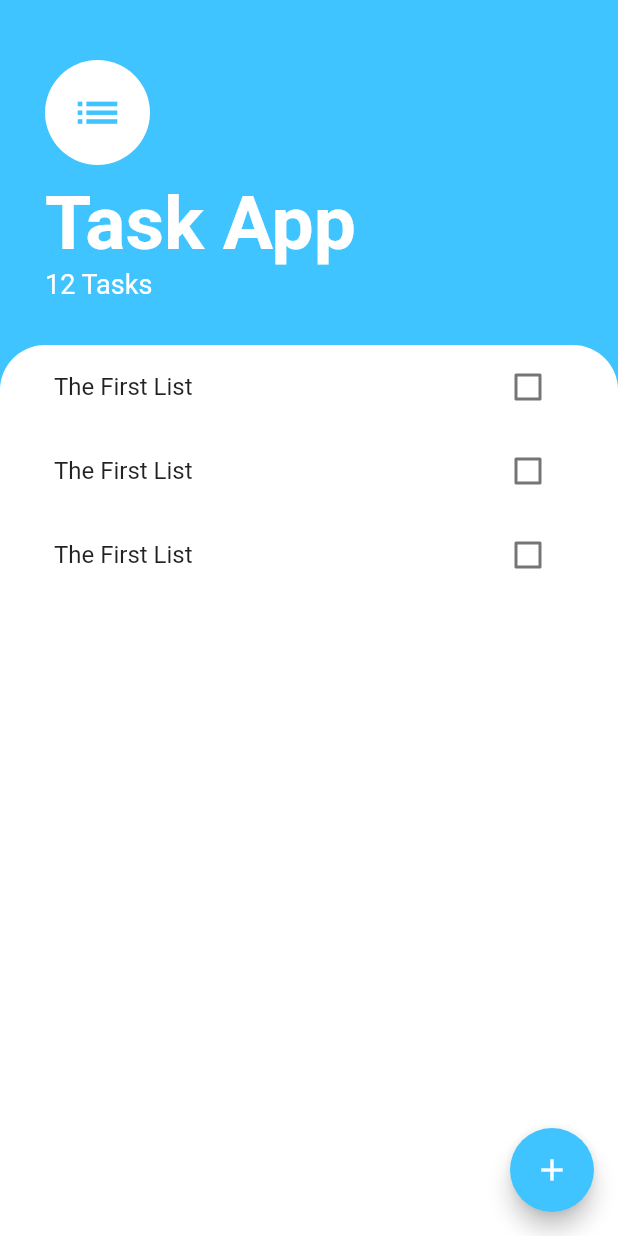
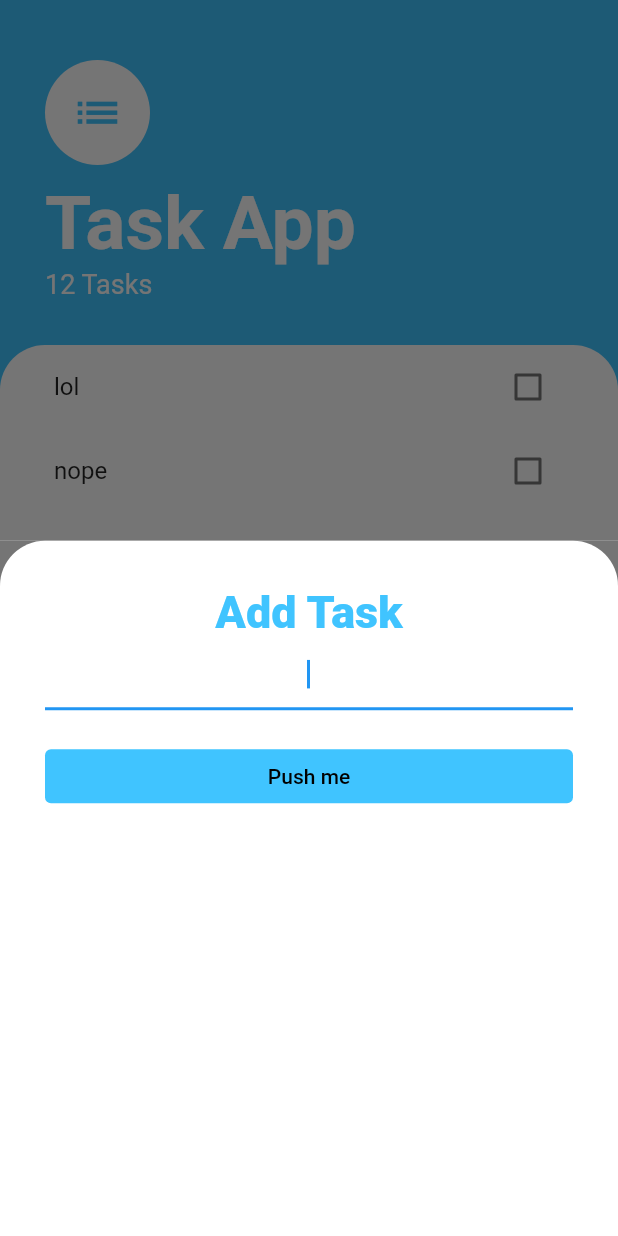
Before and after one commit to NegusNati/task_app, a Flutter app: the screen it shows after launch, after a tap on the "add" icon, on a phone screen of 412 x 824 dp. Run offline on Flutter 3.47's test engine with Material 2 defaults, Android fonts, the phone set to English and light mode, and no system bars; missing offline and left inert: dart:ffi.

Commit message:
list model & checkbox config

```diff
--- /dev/null
+++ b/lib/constants.dart
@@ -0,0 +1,5 @@
+import 'package:flutter/material.dart';
+
+
+const kBottomSheetTextStyle = TextStyle(color: Colors.lightBlueAccent,
+            fontSize: 30.0,fontWeight: FontWeight.w900);
--- /dev/null
+++ b/lib/models/task.dart
@@ -0,0 +1,11 @@
+
+class Task{
+
+ final String name;
+ bool isDone;
+ Task({this.name = '',this.isDone = false});
+
+void toggoleDone(){
+  isDone = !isDone;
+}
+}
--- /dev/null
+++ b/lib/screens/add_task_screen.dart
@@ -0,0 +1,48 @@
+import 'package:flutter/material.dart';
+import 'package:task_app/constants.dart';
+
+class AddTaskScreen extends StatelessWidget {
+  const AddTaskScreen({Key? key}) : super(key: key);
+
+  @override
+  Widget build(BuildContext context) {
+    return Container(
+      color: Color(0xff757575),
+      child: Container(
+        padding: EdgeInsets.only(top: 30.0, left: 30.0,right: 30.0),
+        decoration: BoxDecoration(
+          color: Colors.white,
+          borderRadius: BorderRadius.only(
+            topLeft: Radius.circular(30.0),
+            topRight: Radius.circular(30.0),
+          ),
+        ),
+        child: Column(
+          crossAxisAlignment: CrossAxisAlignment.stretch,
+          children: [
+            Text(
+              'Add Task',
+              textAlign: TextAlign.center,
+              style: kBottomSheetTextStyle,
+            ),
+            TextField(
+              autofocus: true,
+              textAlign: TextAlign.center,
+            ),
+            SizedBox(height: 20.0,)
+            ,
+            TextButton(
+              child: Text(
+                'Push me',
+                style: TextStyle(
+                    color: Colors.black),
+              ),
+             style: TextButton.styleFrom(primary: Colors.black45,backgroundColor:Colors.lightBlueAccent, ),
+              onPressed: () {},
+            )
+          ],
+        ),
+      ),
+    );
+  }
+}
--- a/lib/screens/tasks_screen.dart
+++ b/lib/screens/tasks_screen.dart
@@ -3,9 +3,10 @@ import 'dart:ffi';
 import 'package:flutter/material.dart';
 import 'package:task_app/widgets/tasks_lists.dart';
 import 'package:task_app/widgets/tasks_tiles.dart';
+import 'package:task_app/screens/add_task_screen.dart';
 
 class TasksScreen extends StatelessWidget {
-  const TasksScreen({Key? key}) : super(key: key);
+
 
   @override
   Widget build(BuildContext context) {
@@ -13,7 +14,9 @@ class TasksScreen extends StatelessWidget {
       floatingActionButton: FloatingActionButton(
         backgroundColor: Colors.lightBlueAccent,
         child: Icon(Icons.add),
-        onPressed: () {},
+        onPressed: () {
+          showModalBottomSheet(context: context, builder: ( context)=> AddTaskScreen());
+        },
       ),
       backgroundColor: Colors.lightBlueAccent,
       body: Column(
--- a/lib/widgets/tasks_lists.dart
+++ b/lib/widgets/tasks_lists.dart
@@ -1,20 +1,32 @@
 import 'package:flutter/material.dart';
 import 'package:task_app/widgets/tasks_tiles.dart';
+import 'package:task_app/models/task.dart';
 
+class TasksList extends StatefulWidget {
+  @override
+  State<TasksList> createState() => _TasksListState();
+}
 
-class TasksList extends StatelessWidget {
-
-
+class _TasksListState extends State<TasksList> {
+  List<Task> tasks = [
+    Task(name: 'lol'),
+    Task(name: 'nope'),
+    Task(name: 'yes'),
+  ];
   @override
   Widget build(BuildContext context) {
-    return ListView(
-
-      children:  <Widget>[
-       TasksTiles(),
-       TasksTiles(),
-       TasksTiles(),
-
-      ],
+    return ListView.builder(
+      itemBuilder: (context, index) {
+        return TaskTile(
+            tastTitle: tasks[index].name,
+            isChecked: tasks[index].isDone,
+            checkboxCallBack: (checkBoxState) {
+              setState(() {
+                tasks[index].toggoleDone();
+              });
+            });
+      },
+      itemCount: tasks.length,
     );
   }
 }
--- a/lib/widgets/tasks_tiles.dart
+++ b/lib/widgets/tasks_tiles.dart
@@ -1,15 +1,29 @@
 import 'package:flutter/material.dart';
 
+class TaskTile extends StatelessWidget {
+  final bool isChecked;
+  final String tastTitle;
+  final void Function(bool?) checkboxCallBack;
 
-class TasksTiles extends StatelessWidget {
-
+  TaskTile(
+      {required this.isChecked,
+      required this.tastTitle,
+      required this.checkboxCallBack});
 
   @override
   Widget build(BuildContext context) {
     return ListTile(
-     title: Text('The First List '),
-     // ignore: avoid_print
-     trailing: Checkbox(value: false, onChanged: (bool? value) { print(value); },),
+      title: Text(
+        tastTitle,
+        style: TextStyle(
+          decoration: isChecked ? TextDecoration.lineThrough : null,
+        ),
+      ),
+      trailing: Checkbox(
+        activeColor: Colors.lightBlueAccent,
+        value: isChecked,
+        onChanged: checkboxCallBack,
+      ),
     );
   }
 }
```
